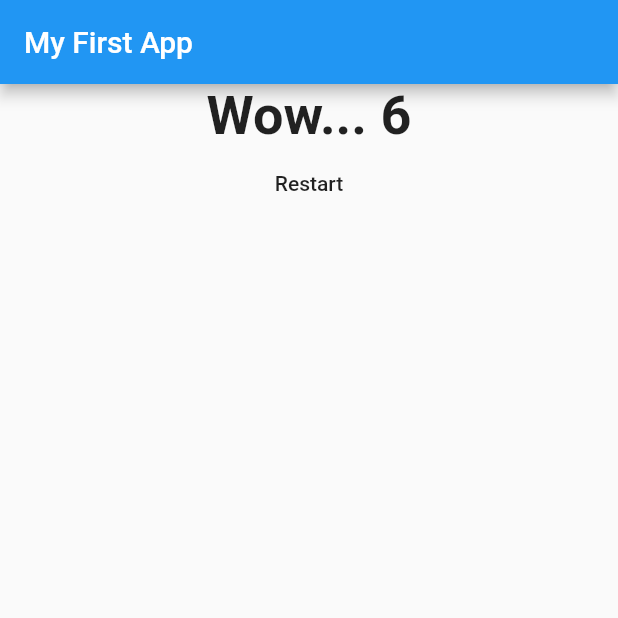
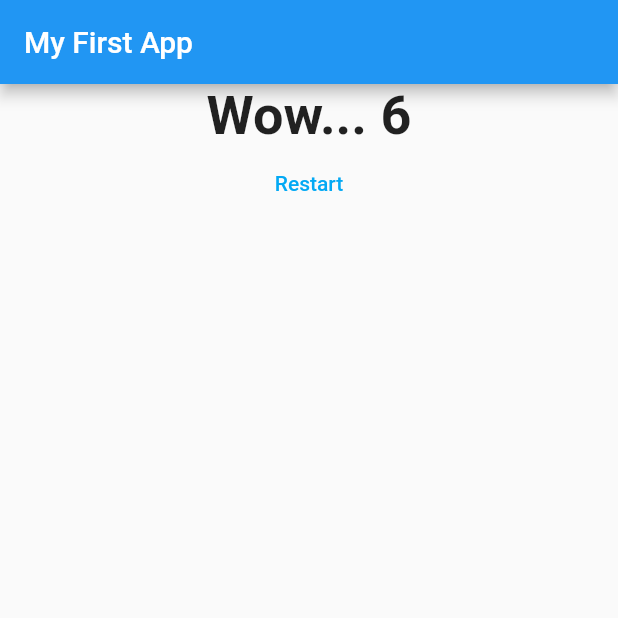
Before and after one commit to samuel327/flutter, a Flutter app: the screen it shows after launch, after a tap on "Black", after a tap on "Snake", after a tap on "VW Jetta", on a phone screen of 412 x 824 dp, the top half of it. Run offline on Flutter 3.47's test engine with Material 2 defaults, Android fonts, the phone set to English and light mode, and no system bars.

Commit message:
doing stuff

```diff
--- a/lib/result.dart
+++ b/lib/result.dart
@@ -30,10 +30,12 @@ class Result extends StatelessWidget {
           textAlign: TextAlign.center,
         ),
         FlatButton(
-            onPressed: () {
-              resetQuiz();
-            },
-            child: Text("Restart"))
+          onPressed: () {
+            resetQuiz();
+          },
+          child: Text("Restart"),
+          textColor: Colors.lightBlue,
+        ),
       ],
     ));
   }
```
